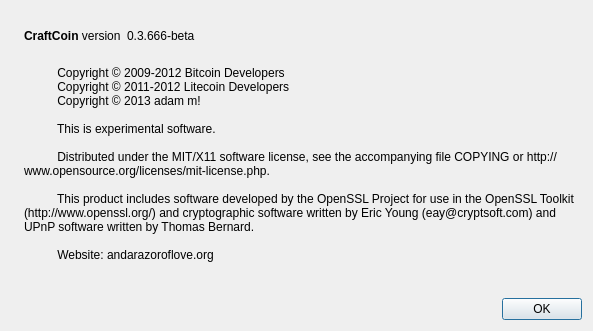
First picture: the form in src/qt/forms/aboutdialog.ui, repository craftcoin/craftcoin, before the edit.
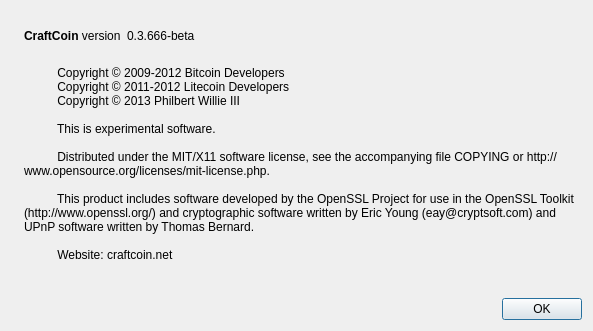
Second picture: the form after the edit. Icons and pictures are not drawn.

```diff
--- a/src/qt/forms/aboutdialog.ui
+++ b/src/qt/forms/aboutdialog.ui
@@ -97,7 +97,7 @@
         <string>
           Copyright © 2009-2012 Bitcoin Developers
           Copyright © 2011-2012 Litecoin Developers
-          Copyright © 2013 adam m!
+          Copyright © 2013 Philbert Willie III
 
           This is experimental software.
 
@@ -105,7 +105,7 @@
 
           This product includes software developed by the OpenSSL Project for use in the OpenSSL Toolkit (http://www.openssl.org/) and cryptographic software written by Eric Young (eay@cryptsoft.com) and UPnP software written by Thomas Bernard.
 
-          Website: andarazoroflove.org
+          Website: craftcoin.net
         </string>
        </property>
        <property name="wordWrap">
```
